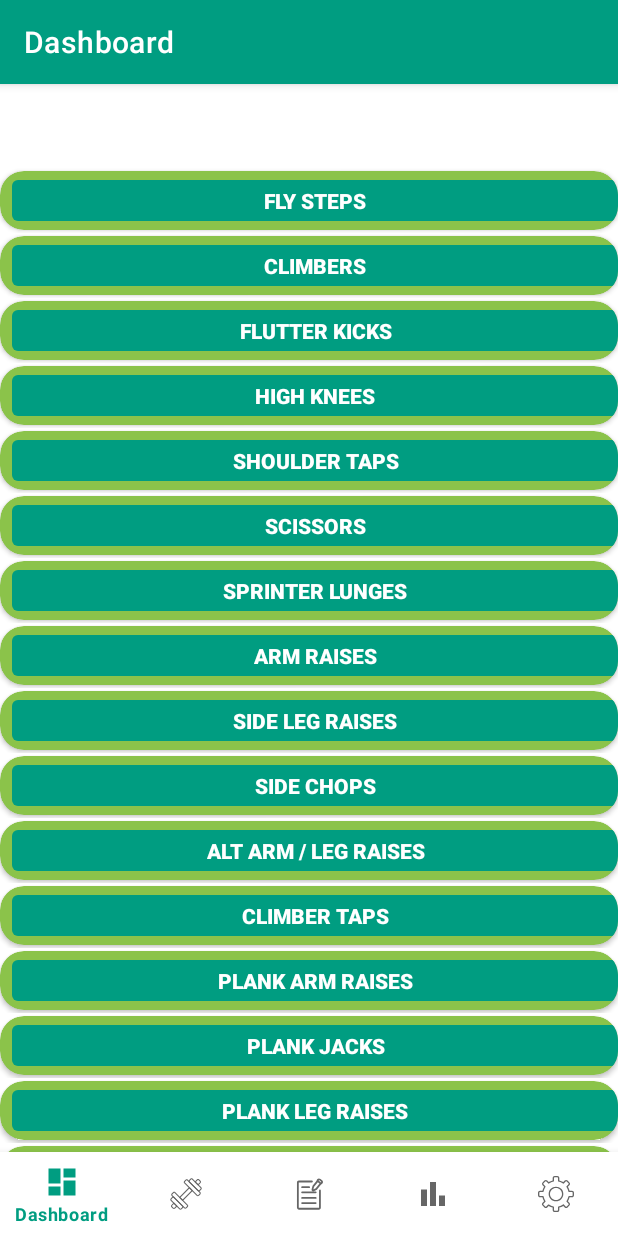
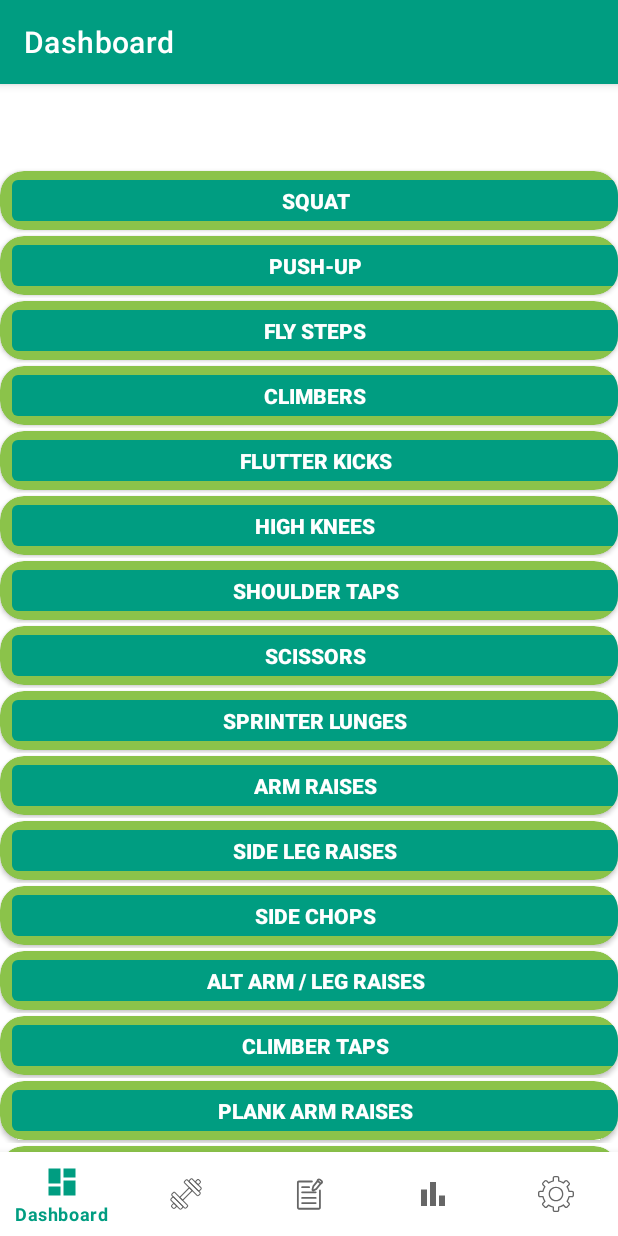
Before and after one commit to LemiSt24/SG2022-We-Got-The-Moves, an Android app: the screen it shows after launch (MainActivity), on a phone screen of 412 x 824 dp. Run offline under Robolectric (Android 15) with nearby library versions, the phone set to English and light mode, and no system bars; our stand-ins replace Room's generated code, data binding, navigation-ui.

Commit message:
Added InstructionActivity with Youtube Player

```diff
--- a/app/build.gradle
+++ b/app/build.gradle
@@ -84,4 +84,7 @@ dependencies {
     implementation 'io.reactivex.rxjava3:rxjava:3.1.5'
     annotationProcessor "androidx.room:room-compiler:2.4.3"
     androidTestImplementation "androidx.room:room-testing:2.4.3"
+
+    //Youtube Player
+    implementation 'com.pierfrancescosoffritti.androidyoutubeplayer:core:11.1.0'
 }
--- a/app/src/main/java/com/sg2022/we_got_the_moves/AppDatabase.java
+++ b/app/src/main/java/com/sg2022/we_got_the_moves/AppDatabase.java
@@ -19,7 +19,7 @@ import com.sg2022.we_got_the_moves.db.entity.Workout;
 import com.sg2022.we_got_the_moves.db.entity.WorkoutExercise;
 
 //TODO: Add new entity classes here
-@Database(entities = {User.class, Exercise.class, Workout.class, WorkoutExercise.class}, version = 3, exportSchema = false)
+@Database(entities = {User.class, Exercise.class, Workout.class, WorkoutExercise.class}, version = 4, exportSchema = false)
 public abstract class AppDatabase extends RoomDatabase {
 
     private static final String TAG = "AppDatabase";
--- a/app/src/main/java/com/sg2022/we_got_the_moves/DataGenerator.java
+++ b/app/src/main/java/com/sg2022/we_got_the_moves/DataGenerator.java
@@ -68,8 +68,22 @@ public class DataGenerator {
 
     public static List<Exercise> getDummyExercises() {
         List<Exercise> e = new ArrayList<>();
+
+        //get Testdata with TextInstruction and VideoInstruction
+        Exercise Squat = new Exercise(1, "Squat","1. Stand up with your feet shoulder-width apart.\n\n" +
+                "2. Bend your knees, press your hips back and stop the movement once the hip joint is slightly lower than the knees.\n\n" +
+                "3. Press your heels into the floor to return to the initial position.\n\n" +
+                "4. Repeat until set is complete." ,"Zqc_lc93hak");
+        Exercise PushUp = new Exercise(2, "Push-Up","1. With your legs extended back, place the hands below the shoulders, slightly wider than shoulder-width apart.\n\n" +
+                "2. Start bending your elbows and lower your chest until it’s just above the floor.\n\n" +
+                "3. Push back to the starting position. A 1-second push, 1-second pause, 2-second down count is ideal.\n\n" +
+                "4. Repeat ","v9LABVJzv8A");
+
+        e.add(Squat);
+        e.add(PushUp);
+
         for (int i = 0; i < exerciseNames.length; ++i) {
-            e.add(new Exercise(i + 1, exerciseNames[i]));
+            e.add(new Exercise(i + 3, exerciseNames[i], null, null));
         }
         return e;
     }
--- a/app/src/main/java/com/sg2022/we_got_the_moves/db/entity/Exercise.java
+++ b/app/src/main/java/com/sg2022/we_got_the_moves/db/entity/Exercise.java
@@ -3,6 +3,8 @@ package com.sg2022.we_got_the_moves.db.entity;
 import androidx.room.ColumnInfo;
 import androidx.room.Entity;
 import androidx.room.PrimaryKey;
+
+import javax.annotation.Nullable;
 
 @Entity(tableName = "Exercise")
 public class Exercise {
@@ -13,8 +15,33 @@ public class Exercise {
     @ColumnInfo(name = "name")
     public String name;
 
-    public Exercise(long id, String name) {
+    @Nullable
+    public String getTextInstruction() {
+        return textInstruction;
+    }
+
+    public void setTextInstruction(@Nullable String textInstruction) {
+        this.textInstruction = textInstruction;
+    }
+
+    @Nullable
+    public String getVideoInstruction() {
+        return videoInstruction;
+    }
+
+    public void setVideoInstruction(@Nullable String videoInstruction) {
+        this.videoInstruction = videoInstruction;
+    }
+
+    @Nullable
+    private String textInstruction;
+    @Nullable
+    private String videoInstruction;
+
+    public Exercise(long id, String name, String textInstruction, String videoInstruction) {
         this.id = id;
         this.name = name;
+        this.textInstruction = textInstruction;
+        this.videoInstruction = videoInstruction;
     }
 }
--- a/app/src/main/java/com/sg2022/we_got_the_moves/ui/dashboard/InstructionListAdapter.java
+++ b/app/src/main/java/com/sg2022/we_got_the_moves/ui/dashboard/InstructionListAdapter.java
@@ -66,6 +66,7 @@ public class InstructionListAdapter extends RecyclerView.Adapter<InstructionList
         Exercise e =  this.exerciseList.get(position);
         holder.binding.setExercise(e);
         holder.binding.elementInstruction.setText(e.name);
+        holder.binding.elementInstruction.setOnClickListener(v -> MainActivity.getInstanceActivity().openInstructionActivity(e.id));
     }
 
     @Override
```
Also changed, not shown: app/src/main/AndroidManifest.xml (+7 -0 lines), app/src/main/java/com/sg2022/we_got_the_moves/MainActivity.java (+7 -0 lines), app/src/main/java/com/sg2022/we_got_the_moves/ui/dashboard/InstructionActivity.java (added, +91 -0 lines), app/src/main/res/layout/activity_instruction.xml (added, +55 -0 lines).
